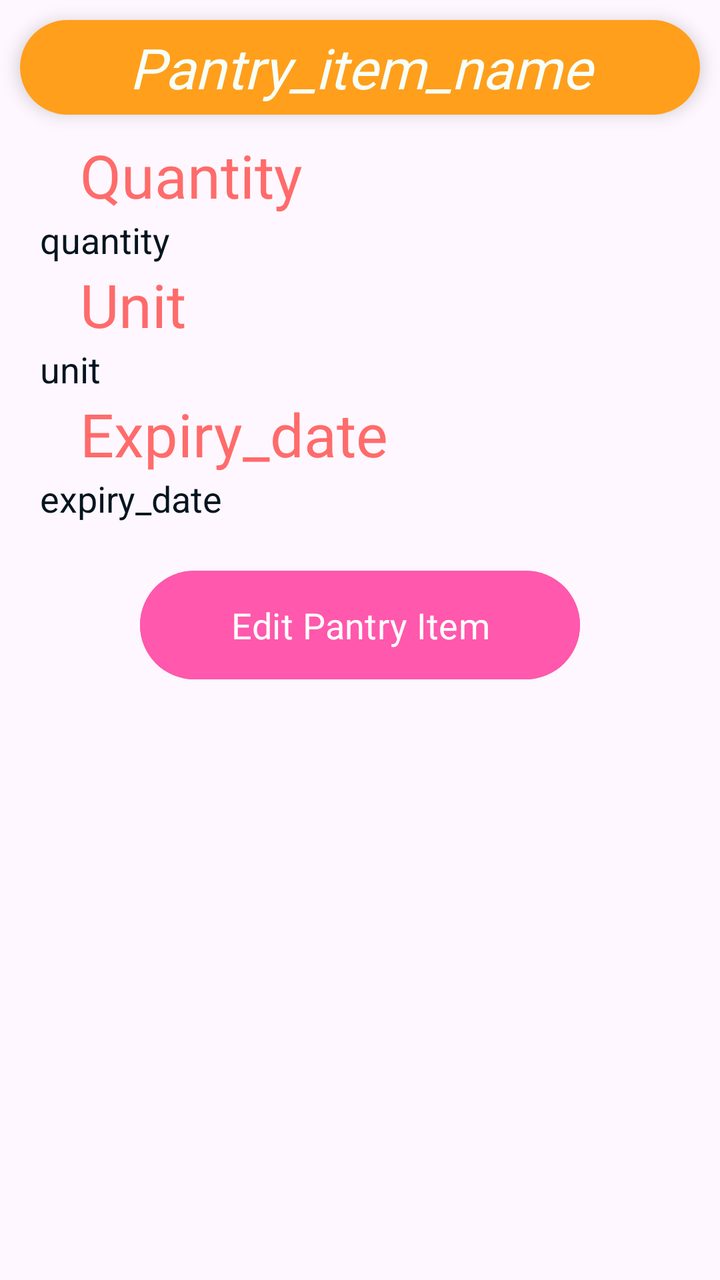
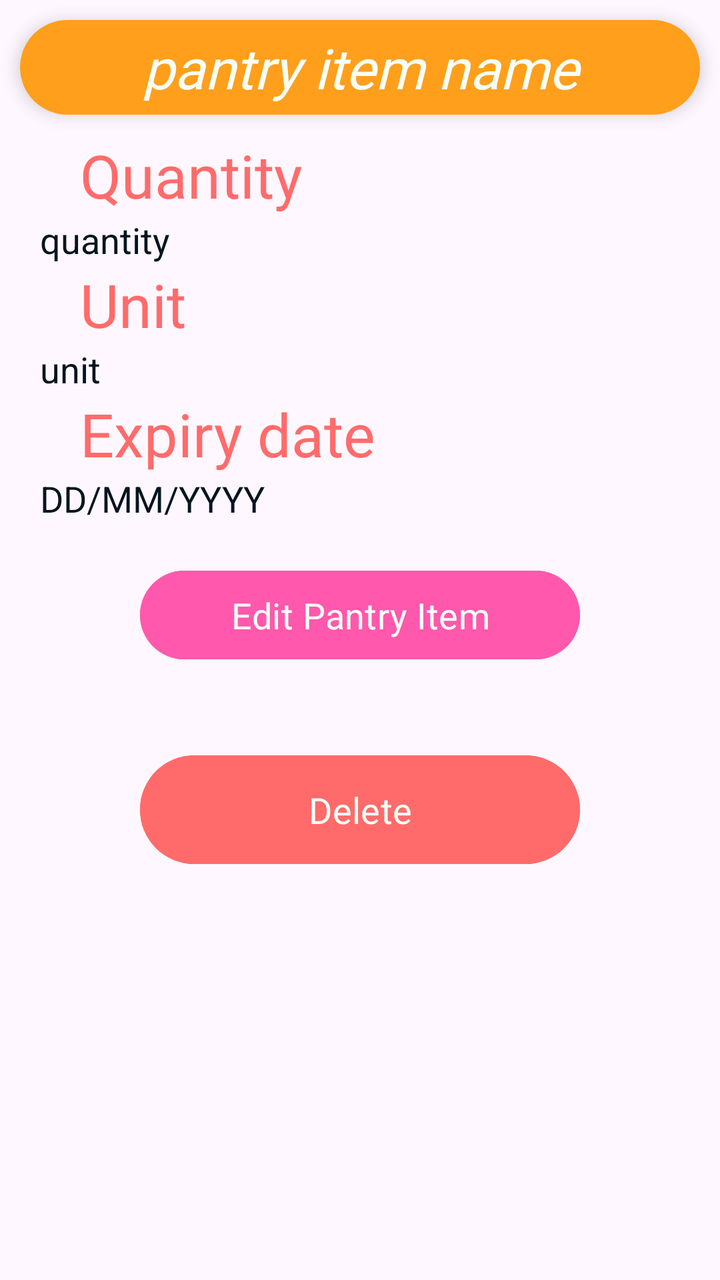

An Android layout rendered at two revisions. The XML below is the earlier revision; the diff shows what the commit changed to produce the second picture.
<!-- AndroidManifest.xml: application theme Theme.Foodie -->
<!-- res/layout/pantry_item_layout.xml -->
<?xml version="1.0" encoding="utf-8"?>
<LinearLayout xmlns:android="http://schemas.android.com/apk/res/android"
    xmlns:tools="http://schemas.android.com/tools"
    android:layout_width="match_parent"
    android:layout_height="match_parent"
    android:layout_margin="10dp"
    android:orientation="vertical"
    tools:context=".fragments.recipeFragments.RecipeListFragment">

    
    <androidx.cardview.widget.CardView
        xmlns:app="http://schemas.android.com/apk/res-auto"
        android:layout_width="match_parent"
        android:layout_height="wrap_content"
        android:layout_margin="10dp"
        android:orientation="vertical"
        app:cardCornerRadius="25dp"
        app:cardElevation="5dp">

        <TextView
            android:id="@+id/pantry_item_name"
            android:layout_width="match_parent"
            android:layout_height="wrap_content"
            android:gravity="center"
            android:text="@string/pantry_item_name"
            android:textSize="28sp"
            android:background="@color/bright_orange"
            android:textStyle="italic|normal"
            android:fontFamily="@font/bagel_fat"
            android:textColor="@color/mint_cream"
            android:paddingVertical="5dp"
            />

    </androidx.cardview.widget.CardView>

    
    <TextView
        android:layout_width="match_parent"
        android:layout_height="wrap_content"
        android:text="@string/pantry_item_quantity_label"
        android:textSize="30sp"
        android:textColor="@color/grapefruit_pink"
        android:fontFamily="@font/bagel_fat"
        android:paddingHorizontal="40dp"
        />

    <TextView
        android:id="@+id/pantry_item_quantity"
        android:layout_width="match_parent"
        android:layout_height="wrap_content"
        android:text="@string/pantry_item_quantity"
        android:textColor="@color/ink_black"
        android:textSize="18sp"
        android:paddingHorizontal="20dp"
        />

    
    <TextView
        android:layout_width="match_parent"
        android:layout_height="wrap_content"
        android:text="@string/pantry_item_unit_label"
        android:textSize="30sp"
        android:textColor="@color/grapefruit_pink"
        android:fontFamily="@font/bagel_fat"
        android:paddingHorizontal="40dp"
        />

    <TextView
        android:id="@+id/pantry_item_unit"
        android:layout_width="match_parent"
        android:layout_height="wrap_content"
        android:text="@string/pantry_item_unit"
        android:textColor="@color/ink_black"
        android:textSize="18sp"
        android:paddingHorizontal="20dp"
        />

    
    <TextView
        android:layout_width="match_parent"
        android:layout_height="wrap_content"
        android:text="@string/pantry_item_expiry_label"
        android:textSize="30sp"
        android:textColor="@color/grapefruit_pink"
        android:fontFamily="@font/bagel_fat"
        android:paddingHorizontal="40dp"
        />

    <TextView
        android:id="@+id/pantry_item_expiry_date"
        android:layout_width="match_parent"
        android:layout_height="wrap_content"
        android:text="@string/pantry_item_expiry"
        android:textColor="@color/ink_black"
        android:textSize="18sp"
        android:paddingHorizontal="20dp"
        />

    <Button
        android:id="@+id/edit_pantry_item_btn"
        android:layout_width="match_parent"
        android:layout_height="wrap_content"
        android:layout_marginHorizontal="70dp"
        android:layout_gravity="bottom|center"
        android:layout_marginVertical="20dp"
        android:backgroundTint="@color/blush_pop"
        android:fontFamily="@font/bagel_fat"
        android:padding="15dp"
        android:text="@string/edit_pantry_item"
        android:textSize="18sp" />
</LinearLayout>
<!-- resources referenced by this layout -->
<resources>
  <color name="blush_pop">#FF58AC</color>
  <color name="bright_orange">#FF9F1C</color>
  <color name="grapefruit_pink">#FF6B6B</color>
  <color name="ink_black">#04151F</color>
  <color name="mint_cream">#F7FFF7</color>
  <string name="edit_pantry_item">Edit Pantry Item</string>
  <string name="pantry_item_expiry">expiry_date</string>
  <string name="pantry_item_expiry_label">Expiry_date</string>
  <string name="pantry_item_name">Pantry_item_name</string>
  <string name="pantry_item_quantity">quantity</string>
  <string name="pantry_item_quantity_label">Quantity</string>
  <string name="pantry_item_unit">unit</string>
  <string name="pantry_item_unit_label">Unit</string>
  <style name="Theme.Foodie" parent="Base.Theme.Foodie" />
  <style name="Base.Theme.Foodie" parent="Theme.Material3.DayNight.NoActionBar">
          
          
      </style>
</resources>

<!-- the commit's change to res/layout/pantry_item_layout.xml (unified diff, before → after) -->
@@ -105,7 +105,145 @@
         android:layout_marginVertical="20dp"
         android:backgroundTint="@color/blush_pop"
         android:fontFamily="@font/bagel_fat"
+        android:padding="10dp"
+        android:text="@string/edit_pantry_item"
+        android:textSize="18sp"
+        android:textColor="@color/mint_cream"
+        android:actionLayout="@layout/update_pantry_item_layout"/>
+
+    
+    <Button
+        android:id="@+id/delete_pantry_item_btn"
+        android:layout_width="match_parent"
+        android:layout_height="wrap_content"
+        android:layout_marginHorizontal="70dp"
+        android:layout_gravity="bottom|center"
+        android:layout_marginVertical="20dp"
+        android:backgroundTint="@color/grapefruit_pink"
+        android:fontFamily="@font/bagel_fat"
         android:padding="15dp"
-        android:text="@string/edit_pantry_item"
-        android:textSize="18sp" />
+        android:text="@string/delete_btn"
+        android:textSize="18sp"
+        android:textColor="@color/mint_cream"/>
 </LinearLayout>
+<!-- res/layout/update_pantry_item_layout.xml (included above) -->
+<?xml version="1.0" encoding="utf-8"?>
+<LinearLayout xmlns:android="http://schemas.android.com/apk/res/android"
+    xmlns:tools="http://schemas.android.com/tools"
+    android:layout_width="match_parent"
+    android:layout_height="match_parent"
+    android:layout_margin="10dp"
+    android:orientation="vertical"
+    tools:context=".fragments.pantryItemFragments.EditPantryItemFragment">
+
+    
+    <androidx.cardview.widget.CardView
+        xmlns:app="http://schemas.android.com/apk/res-auto"
+        android:layout_width="match_parent"
+        android:layout_height="wrap_content"
+        android:layout_margin="10dp"
+        android:orientation="vertical"
+        app:cardCornerRadius="25dp"
+        app:cardElevation="5dp">
+
+        <TextView
+            android:id="@+id/pantry_item_name"
+            android:layout_width="match_parent"
+            android:layout_height="wrap_content"
+            android:gravity="center"
+            android:text="@string/pantry_item_name_label"
+            android:textSize="28sp"
+            android:background="@color/bright_orange"
+            android:textStyle="italic|normal"
+            android:fontFamily="@font/bagel_fat"
+            android:textColor="@color/mint_cream"
+            android:paddingVertical="5dp"
+            />
+
+    </androidx.cardview.widget.CardView>
+
+    
+    <TextView
+        android:layout_width="match_parent"
+        android:layout_height="wrap_content"
+        android:text="@string/pantry_item_quantity_label"
+        android:textSize="30sp"
+        android:textColor="@color/grapefruit_pink"
+        android:fontFamily="@font/bagel_fat"
+        android:paddingHorizontal="40dp"
+        />
+
+    <EditText
+        android:id="@+id/pantry_item_quantity"
+        android:inputType="number"
+        android:hint="@string/pantry_item_quantity"
+        android:autofillHints="@string/pantry_item_quantity"
+        android:layout_width="match_parent"
+        android:layout_height="wrap_content"
+        android:textColor="@color/ink_black"
+        android:textColorHint="@color/dusty_grey"
+        android:textSize="20sp"
+        android:paddingHorizontal="20dp"
+        />
+
+    
+    <TextView
+        android:layout_width="match_parent"
+        android:layout_height="wrap_content"
+        android:text="@string/pantry_item_unit_label"
+        android:textSize="30sp"
+        android:textColor="@color/grapefruit_pink"
+        android:fontFamily="@font/bagel_fat"
+        android:paddingHorizontal="40dp"
+        />
+
+    <Spinner
+        android:id="@+id/pantry_item_unit"
+        android:inputType="text"
+        android:hint="@string/pantry_item_unit"
+        android:autofillHints="@string/pantry_item_unit"
+        android:layout_width="match_parent"
+        android:layout_height="wrap_content"
+        android:textColor="@color/ink_black"
+        android:textSize="20sp"
+        android:paddingHorizontal="20dp"
+        />
+
+    
+    <TextView
+        android:layout_width="match_parent"
+        android:layout_height="wrap_content"
+        android:text="@string/pantry_item_expiry_label"
+        android:textSize="30sp"
+        android:textColor="@color/grapefruit_pink"
+        android:fontFamily="@font/bagel_fat"
+        android:paddingHorizontal="40dp"
+        />
+
+    <TextView
+        android:id="@+id/pantry_item_expiry_date"
+        android:inputType="text|date"
+        android:text="@string/pantry_item_expiry"
+        android:layout_width="match_parent"
+        android:layout_height="wrap_content"
+        android:textColor="@color/ink_black"
+        android:textColorHint="@color/dusty_grey"
+        android:textSize="20sp"
+        android:paddingHorizontal="20dp"
+        />
+
+    
+    <Button
+        android:id="@+id/edit_pantry_item_btn"
+        android:layout_width="match_parent"
+        android:layout_height="wrap_content"
+        android:layout_marginHorizontal="70dp"
+        android:layout_gravity="bottom|center"
+        android:layout_marginVertical="20dp"
+        android:backgroundTint="@color/blush_pop"
+        android:fontFamily="@font/bagel_fat"
+        android:padding="15dp"
+        android:text="@string/save"
+        android:textSize="18sp"
+        android:textColor="@color/mint_cream"/>
+</LinearLayout>
<!-- resource entries referenced after the edit -->
@@ -2,17 +2,21 @@
 <resources>
   <color name="blush_pop">#FF58AC</color>
   <color name="bright_orange">#FF9F1C</color>
+  <color name="dusty_grey">#968E85</color>
   <color name="grapefruit_pink">#FF6B6B</color>
   <color name="ink_black">#04151F</color>
   <color name="mint_cream">#F7FFF7</color>
+  <string name="delete_btn">Delete</string>
   <string name="edit_pantry_item">Edit Pantry Item</string>
-  <string name="pantry_item_expiry">expiry_date</string>
-  <string name="pantry_item_expiry_label">Expiry_date</string>
-  <string name="pantry_item_name">Pantry_item_name</string>
+  <string name="pantry_item_expiry">DD/MM/YYYY</string>
+  <string name="pantry_item_expiry_label">Expiry date</string>
+  <string name="pantry_item_name">pantry item name</string>
+  <string name="pantry_item_name_label">Pantry item name</string>
   <string name="pantry_item_quantity">quantity</string>
   <string name="pantry_item_quantity_label">Quantity</string>
   <string name="pantry_item_unit">unit</string>
   <string name="pantry_item_unit_label">Unit</string>
+  <string name="save">Save</string>
   <style name="Theme.Foodie" parent="Base.Theme.Foodie" />
   <style name="Base.Theme.Foodie" parent="Theme.Material3.DayNight.NoActionBar">
           
